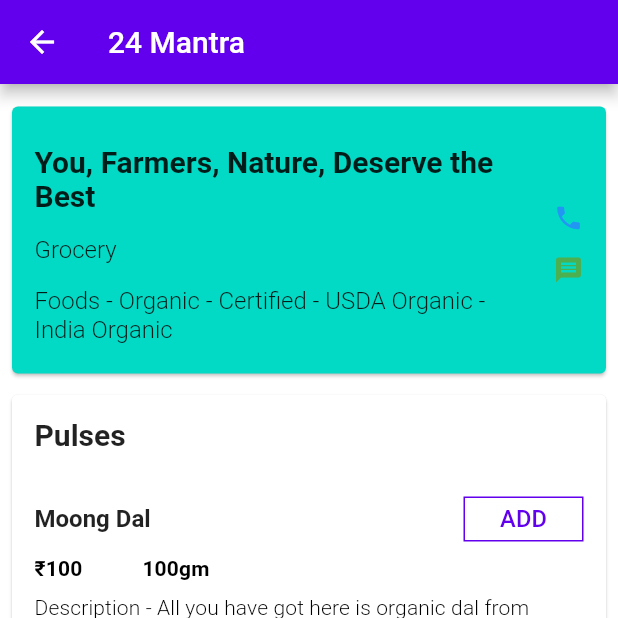
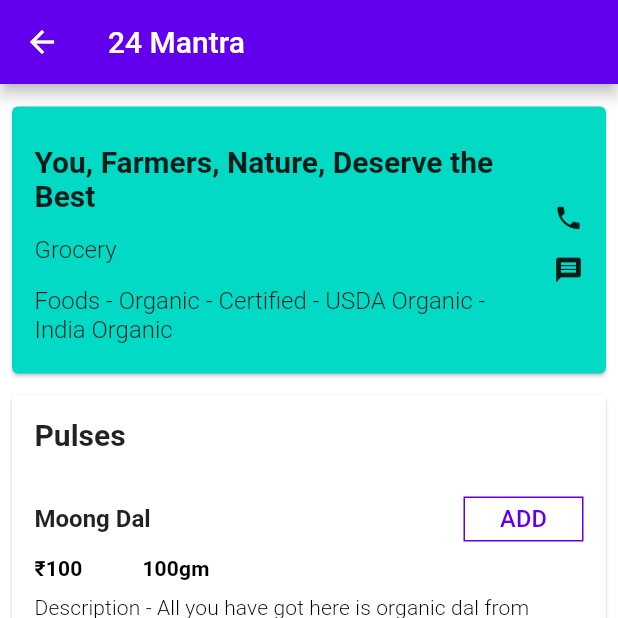
Before and after one commit to varmeh/botigaApp, a Flutter app: the screen it shows after launch, after a tap on "24 Mantra", on a phone screen of 412 x 824 dp, the top half of it. Run offline on Flutter 3.47's test engine with Material 2 defaults, Android fonts, the phone set to English and light mode, and no system bars; our stand-ins replace expandable.

Commit message:
custom colors to contact us icons

```diff
--- a/lib/app/orders/widgets/orderStandardInfoWidget.dart
+++ b/lib/app/orders/widgets/orderStandardInfoWidget.dart
@@ -32,8 +32,7 @@ class OrderStandardInfoWidget extends StatelessWidget {
     );
 
     return Container(
-      padding: const EdgeInsets.only(
-          top: 25.0, left: 15.0, right: 15.0, bottom: 20.0),
+      padding: Constants.kEdgeInsetsCard,
       child: Row(
         mainAxisAlignment: MainAxisAlignment.spaceBetween,
         children: [
--- a/lib/app/stores/widgets/storeBrandCard.dart
+++ b/lib/app/stores/widgets/storeBrandCard.dart
@@ -18,8 +18,7 @@ class StoreBrandCard extends StatelessWidget {
     return Card(
       color: _themeData.accentColor,
       child: Padding(
-        padding: const EdgeInsets.only(
-            top: 25.0, left: 15.0, right: 15.0, bottom: 20.0),
+        padding: Constants.kEdgeInsetsCard,
         child: Row(
           mainAxisAlignment: MainAxisAlignment.spaceBetween,
           children: [
@@ -49,6 +48,8 @@ class StoreBrandCard extends StatelessWidget {
             ContactPartnerWidget(
               phone: '+919910057232',
               whatsapp: '+919910057232',
+              phoneIconColor: _themeData.textTheme.headline6.color,
+              whatsappIconColor: _themeData.textTheme.headline6.color,
             ),
           ],
         ),
--- a/lib/util/constants.dart
+++ b/lib/util/constants.dart
@@ -5,4 +5,12 @@ class Constants {
   static const kTextStyleFontWeight300 = TextStyle(fontWeight: FontWeight.w300);
   static const kTextStyleFontWeight600 = TextStyle(fontWeight: FontWeight.w600);
   static const kTextStyleFontWeight700 = TextStyle(fontWeight: FontWeight.w700);
+
+  // EdgeInsets
+  static const kEdgeInsetsCard = EdgeInsets.only(
+    top: 25.0,
+    left: 15.0,
+    right: 15.0,
+    bottom: 20.0,
+  );
 }
--- a/lib/widgets/contactPartnerWidget.dart
+++ b/lib/widgets/contactPartnerWidget.dart
@@ -8,7 +8,15 @@ class ContactPartnerWidget extends StatelessWidget {
   final String phone;
   final String whatsapp;
 
-  ContactPartnerWidget({@required this.phone, @required this.whatsapp});
+  final Color phoneIconColor;
+  final Color whatsappIconColor;
+
+  ContactPartnerWidget({
+    @required this.phone,
+    @required this.whatsapp,
+    this.phoneIconColor = Colors.blue,
+    this.whatsappIconColor = Colors.green,
+  });
 
   void _phone(BuildContext context) async {
     final url = 'tel://$phone';
@@ -65,7 +73,7 @@ class ContactPartnerWidget extends StatelessWidget {
         children: [
           ColorIconButton(
             icon: Icons.phone,
-            color: Colors.blue,
+            color: this.phoneIconColor,
             onPressed: () => _phone(context),
           ),
           SizedBox(
@@ -73,7 +81,7 @@ class ContactPartnerWidget extends StatelessWidget {
           ),
           ColorIconButton(
             icon: Icons.message,
-            color: Colors.green,
+            color: this.whatsappIconColor,
             onPressed: () => _whatsapp(context),
           ),
         ],
```
